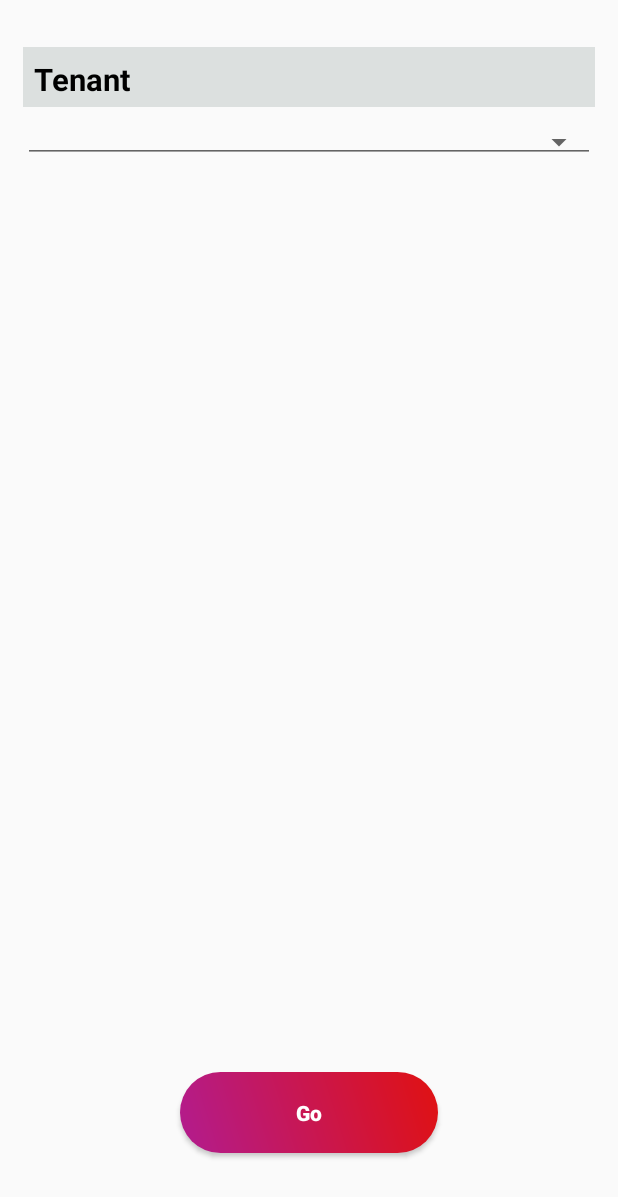
After one commit to Inventrax69/Skubiq_Kotlin, an Android app: the layout fragment_pallet_transfers.xml on its own in the app's theme, with its tools: preview values and no code run, on a phone screen of 412 x 824 dp. The commit adds this screen. Shown: the top 1197 px of the screen. Run offline under Robolectric (Android 15) with nearby library versions, the phone set to English and light mode, and no system bars.

Commit message:
PalletTransfersFragment

```diff
--- a/app/src/main/java/com/example/skubiq_kotlin/contract/LoginSignupRepo.kt
+++ b/app/src/main/java/com/example/skubiq_kotlin/contract/LoginSignupRepo.kt
@@ -23,4 +23,6 @@ interface LoginSignupRepo {
     suspend fun updateReceiveItemForHHT(updateListPRQ: WMSCoreMessageRequest) : Either<MyException, String>
 
     suspend fun getStorageLocations(storageListPRQ: WMSCoreMessageRequest) : Either<MyException, String>
+
+    suspend fun getTenants(tenantsListPRQ : WMSCoreMessageRequest) : Either<MyException, String>
 }
--- a/app/src/main/java/com/example/skubiq_kotlin/di/network_module.kt
+++ b/app/src/main/java/com/example/skubiq_kotlin/di/network_module.kt
@@ -54,8 +54,8 @@ fun createOkHttpClient(context: Context): OkHttpClient {
 
 
     val client = OkHttpClient.Builder()
-        .connectTimeout(120L, TimeUnit.SECONDS)
-        .readTimeout(120L, TimeUnit.SECONDS)
+        .connectTimeout(180L, TimeUnit.SECONDS)
+        .readTimeout(180L, TimeUnit.SECONDS)
         .addInterceptor(httpLoggingInterceptor)
         .addNetworkInterceptor(networkInterceptor)
         .cookieJar(MyCookieJar())
--- a/app/src/main/java/com/example/skubiq_kotlin/di/viewmodel_module.kt
+++ b/app/src/main/java/com/example/skubiq_kotlin/di/viewmodel_module.kt
@@ -1,6 +1,7 @@
 package com.example.skubiq_kotlin.di
 
 import com.example.skubiq_kotlin.LoginSignupViewModel
+import com.example.skubiq_kotlin.viewmodels.HouseKeepingViewModel
 import com.example.skubiq_kotlin.viewmodels.InboundViewModel
 import com.example.skubiq_kotlin.viewmodels.ScanViewModel
 import org.koin.androidx.viewmodel.dsl.viewModel
@@ -15,4 +16,5 @@ val viewModelModule = module {
     viewModel { LoginSignupViewModel(get()) }
     viewModel { InboundViewModel(get()) }
     viewModel { ScanViewModel(get()) }
+    viewModel { HouseKeepingViewModel(get()) }
 }
--- a/app/src/main/java/com/example/skubiq_kotlin/domain/network/LoginSignupApiService.kt
+++ b/app/src/main/java/com/example/skubiq_kotlin/domain/network/LoginSignupApiService.kt
@@ -37,4 +37,7 @@ interface LoginSignupApiService {
 
     @POST(ApiConstant.ApiGetStorageLocations)
     suspend fun getStorageLocations(@Body wmsCoreMessage: WMSCoreMessageRequest) : String
+
+    @POST(ApiConstant.ApiHouseKeepingDTO)
+    suspend fun getTenants(@Body wmsCoreMessage: WMSCoreMessageRequest) : String
 }
--- a/app/src/main/java/com/example/skubiq_kotlin/repository/LoginSignupApisRepository.kt
+++ b/app/src/main/java/com/example/skubiq_kotlin/repository/LoginSignupApisRepository.kt
@@ -66,4 +66,10 @@ class LoginSignupApisRepository constructor(
             loginSignupApiService.getStorageLocations(storageListPRQ)
         }
     }
+
+    override suspend fun getTenants(tenantsListPRQ: WMSCoreMessageRequest): Either<MyException, String> {
+        return either {
+            loginSignupApiService.getTenants(tenantsListPRQ)
+        }
+    }
 }
--- a/app/src/main/java/com/example/skubiq_kotlin/utility/ApiConstant.kt
+++ b/app/src/main/java/com/example/skubiq_kotlin/utility/ApiConstant.kt
@@ -29,5 +29,7 @@ class ApiConstant {
 
         const val ApiGetStorageLocations = "Inbound/GetStorageLocations"
 
+        const val ApiHouseKeepingDTO = "HouseKeeping/GetTenants"
+
     }
 }
--- /dev/null
+++ b/app/src/main/res/layout/fragment_pallet_transfers.xml
@@ -0,0 +1,274 @@
+<?xml version="1.0" encoding="utf-8"?>
+<androidx.constraintlayout.widget.ConstraintLayout xmlns:android="http://schemas.android.com/apk/res/android"
+    xmlns:tools="http://schemas.android.com/tools"
+    android:layout_width="match_parent"
+    android:layout_height="match_parent"
+    xmlns:app="http://schemas.android.com/apk/res-auto"
+    tools:context=".view.fragments.PalletTransfersFragment">
+
+    <androidx.constraintlayout.widget.ConstraintLayout
+        android:id="@+id/rl_select"
+        android:layout_width="match_parent"
+        android:layout_height="match_parent"
+        android:visibility="visible"
+        app:layout_constraintStart_toStartOf="parent"
+        app:layout_constraintTop_toTopOf="parent"
+        app:layout_constraintEnd_toEndOf="parent"
+        app:layout_constraintBottom_toBottomOf="parent">
+
+        <TextView
+            android:id="@+id/tvSelectTenant"
+            style="@style/textViewStyle"
+            android:layout_width="match_parent"
+            android:layout_height="40dp"
+            android:background="#DCE0DF"
+            android:padding="7dp"
+            android:text="@string/tenant"
+            android:textSize="@dimen/_16ssp"
+            android:textStyle="bold"
+            app:layout_constraintStart_toStartOf="parent"
+            app:layout_constraintBottom_toTopOf="@id/spinnerSelectTenant"
+            app:layout_constraintTop_toTopOf="parent"
+            app:layout_constraintEnd_toEndOf="parent"
+            android:layout_marginTop="@dimen/_24sdp"
+            android:layout_marginStart="@dimen/_12sdp"
+            android:layout_marginEnd="@dimen/_12sdp" />
+
+        <com.example.skubiq_kotlin.searchableSpinner.SearchableSpinner
+            android:id="@+id/spinnerSelectTenant"
+            style="@style/Widget.AppCompat.Spinner.Underlined"
+            android:layout_width="match_parent"
+            android:layout_height="wrap_content"
+            app:layout_constraintStart_toStartOf="parent"
+            android:padding="@dimen/_8sdp"
+            app:layout_constraintEnd_toEndOf="parent"
+            app:layout_constraintTop_toBottomOf="@id/tvSelectTenant"
+            android:layout_marginStart="@dimen/_12sdp"
+            android:layout_marginEnd="@dimen/_12sdp"
+            android:layout_marginTop="10dp" />
+
+        <Button
+            android:id="@+id/btnGo"
+            style="@style/loginButton"
+            android:layout_width="wrap_content"
+            android:layout_height="wrap_content"
+            android:layout_marginBottom="55dp"
+            android:text="@string/go"
+            android:textAllCaps="false"
+            android:textColor="@color/white"
+            app:layout_constraintBottom_toBottomOf="parent"
+            app:layout_constraintStart_toStartOf="parent"
+            app:layout_constraintEnd_toEndOf="parent"
+            />
+
+    </androidx.constraintlayout.widget.ConstraintLayout>
+
+    <androidx.constraintlayout.widget.ConstraintLayout
+        android:id="@+id/rlIPalletTransfer"
+        android:layout_width="match_parent"
+        android:visibility="gone"
+        android:layout_height="match_parent">
+
+        <TextView
+            android:id="@+id/tv_tenant"
+            android:layout_width="wrap_content"
+            android:layout_height="wrap_content"
+            android:textSize="@dimen/_12ssp"
+            android:textColor="@color/black"
+            android:text="@string/tenant"
+            app:layout_constraintStart_toStartOf="parent"
+            app:layout_constraintTop_toTopOf="parent"
+            android:layout_margin="@dimen/_10sdp"
+            android:textStyle="bold"
+            />
+
+        <TextView
+            android:id="@+id/txtTendentName"
+            android:layout_width="wrap_content"
+            android:layout_height="wrap_content"
+            android:textColor="@color/black"
+            android:textSize="@dimen/_12ssp"
+            app:layout_constraintEnd_toEndOf="parent"
+            app:layout_constraintTop_toTopOf="@+id/tv_tenant"
+            app:layout_constraintBottom_toBottomOf="@id/tv_tenant"
+            android:layout_marginEnd="@dimen/_10sdp"
+            android:textStyle="bold" />
+
+        <androidx.cardview.widget.CardView
+            android:id="@+id/cvScanFromCont"
+            android:layout_width="50dp"
+            android:layout_height="50dp"
+            android:layout_centerHorizontal="true"
+            app:cardBackgroundColor="@color/lightgreen"
+            app:layout_constraintStart_toStartOf="parent"
+            app:layout_constraintTop_toBottomOf="@id/tv_tenant"
+            app:layout_constraintEnd_toEndOf="parent"
+            app:cardCornerRadius="20dp"
+            app:cardElevation="0dp">
+
+            <ImageView
+                android:id="@+id/ivScanFromCont"
+                android:layout_width="30dp"
+                android:layout_height="30dp"
+                android:layout_gravity="center"
+                android:background="@drawable/qr3" />
+
+
+        </androidx.cardview.widget.CardView>
+
+        <TextView
+            android:id="@+id/tvScanPallet"
+            android:layout_width="wrap_content"
+            android:layout_height="wrap_content"
+            android:layout_alignParentStart="true"
+            app:layout_constraintStart_toStartOf="parent"
+            app:layout_constraintTop_toBottomOf="@+id/cvScanFromCont"
+            app:layout_constraintEnd_toEndOf="parent"
+            android:text="@string/pallet"
+            android:textColor="@color/black"
+            android:textSize="12sp"
+            android:textStyle="normal" />
+
+        <LinearLayout
+            android:id="@+id/ll_list_title"
+            android:weightSum="3"
+            android:padding="5dp"
+            android:orientation="horizontal"
+            app:layout_constraintStart_toStartOf="parent"
+            app:layout_constraintTop_toBottomOf="@+id/tvScanPallet"
+            app:layout_constraintEnd_toEndOf="parent"
+            android:layout_width="match_parent"
+            android:layout_height="wrap_content">
+
+            <TextView
+                android:layout_width="match_parent"
+                android:layout_height="wrap_content"
+                android:textColor="@color/black"
+                android:textSize="12sp"
+                android:text="@string/sku"
+                android:layout_weight="1"
+                android:textStyle="bold" />
+
+            <TextView
+                android:layout_width="match_parent"
+                android:layout_height="wrap_content"
+                android:textColor="@color/black"
+                android:textSize="12sp"
+                android:text="@string/batch_no"
+                android:layout_weight="1"
+                android:textStyle="bold" />
+
+            <TextView
+                android:layout_width="match_parent"
+                android:layout_height="wrap_content"
+                android:textColor="@color/black"
+                android:textSize="12sp"
+                android:text="@string/quantity"
+                android:layout_weight="1"
+                android:textStyle="bold" />
+
+        </LinearLayout>
+
+        <LinearLayout
+            android:id="@+id/ll_list_sku"
+            android:layout_width="match_parent"
+            android:layout_height="@dimen/_65sdp"
+            app:layout_constraintStart_toStartOf="parent"
+            app:layout_constraintTop_toBottomOf="@+id/ll_list_title"
+            app:layout_constraintEnd_toEndOf="parent">
+
+            <ListView
+                android:id="@+id/sku_list"
+                android:layout_width="match_parent"
+                android:layout_height="wrap_content">
+            </ListView>
+
+        </LinearLayout>
+
+        <com.google.android.material.textfield.TextInputEditText
+            android:id="@+id/sug_loc"
+            android:layout_width="match_parent"
+            android:layout_height="wrap_content"
+            android:visibility="visible"
+            android:enabled="false"
+            app:layout_constraintStart_toStartOf="parent"
+            app:layout_constraintTop_toBottomOf="@+id/ll_list_sku"
+            app:layout_constraintEnd_toEndOf="parent"
+            android:textStyle="bold"
+            android:hint="@string/suggestedLoc">
+        </com.google.android.material.textfield.TextInputEditText>
+
+        <androidx.cardview.widget.CardView
+            android:id="@+id/cvScanLocation"
+            android:layout_width="50dp"
+            android:layout_height="50dp"
+            app:layout_constraintStart_toStartOf="parent"
+            app:layout_constraintTop_toBottomOf="@+id/sug_loc"
+            app:layout_constraintEnd_toEndOf="parent"
+            android:layout_centerHorizontal="true"
+            app:cardBackgroundColor="@color/skubiklocation"
+            app:cardCornerRadius="20dp"
+            app:cardElevation="0dp">
+
+            <ImageView
+                android:id="@+id/ivScanLocation"
+                android:layout_width="30dp"
+                android:layout_height="30dp"
+                android:layout_gravity="center"
+                android:background="@drawable/qr3" />
+        </androidx.cardview.widget.CardView>
+
+        <TextView
+            android:id="@+id/tvScanNewRSN"
+            android:layout_width="wrap_content"
+            android:layout_height="wrap_content"
+            android:layout_alignParentStart="true"
+            android:layout_below="@+id/cvScanLocation"
+            android:text="@string/scanLocation"
+            android:textColor="@color/black"
+            app:layout_constraintStart_toStartOf="parent"
+            app:layout_constraintTop_toBottomOf="@+id/cvScanLocation"
+            app:layout_constraintEnd_toEndOf="parent"
+            android:textSize="12sp"
+            android:textStyle="normal" />
+
+
+        <Button
+            android:id="@+id/btn_clear"
+            android:layout_width="150dp"
+            android:layout_height="40dp"
+            android:layout_marginStart="10dp"
+            android:layout_alignParentStart="true"
+            app:layout_constraintBottom_toBottomOf="parent"
+            app:layout_constraintStart_toStartOf="parent"
+            style="@style/loginButton"
+            android:elevation="30dp"
+            android:enabled="true"
+            android:gravity="center"
+            android:text="@string/clear"
+            android:layout_marginBottom="10dp"
+            android:textAllCaps="false"
+            android:textColor="@color/white"
+            />
+
+
+        <Button
+            android:id="@+id/btnBinComplete"
+            android:layout_width="150dp"
+            android:layout_height="40dp"
+            android:layout_marginEnd="10dp"
+            app:layout_constraintTop_toTopOf="@id/btn_clear"
+            app:layout_constraintBottom_toBottomOf="@id/btn_clear"
+            app:layout_constraintEnd_toEndOf="parent"
+            android:layout_marginBottom="10dp"
+            style="@style/loginButton"
+            android:elevation="30dp"
+            android:enabled="true"
+            android:gravity="center"
+            android:text="@string/transfer"
+            android:textAllCaps="false"
+            android:textColor="@color/white" />
+
+    </androidx.constraintlayout.widget.ConstraintLayout>
+
+</androidx.constraintlayout.widget.ConstraintLayout>
```
Also changed, not shown: app/src/main/java/com/example/skubiq_kotlin/models/wmsCoreMessage.kt (+18 -0 lines), app/src/main/java/com/example/skubiq_kotlin/view/activities/MainActivity.kt (+6 -1 lines), app/src/main/java/com/example/skubiq_kotlin/view/fragments/HomeFragment.kt (+9 -1 lines), app/src/main/java/com/example/skubiq_kotlin/view/fragments/PalletTransfersFragment.kt (added, +197 -0 lines), app/src/main/java/com/example/skubiq_kotlin/view/fragments/UnloadingFragment.kt (+6 -4 lines), app/src/main/java/com/example/skubiq_kotlin/viewmodels/HouseKeepingViewModel.kt (added, +27 -0 lines), app/src/main/res/navigation/mobile_navigation.xml (+8 -0 lines).
